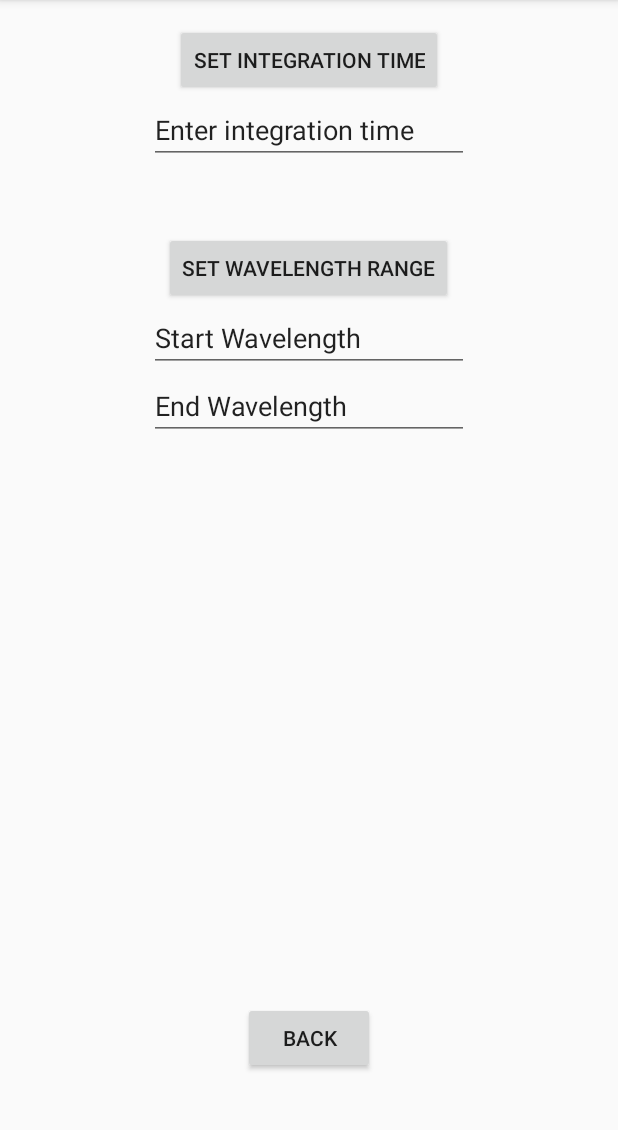
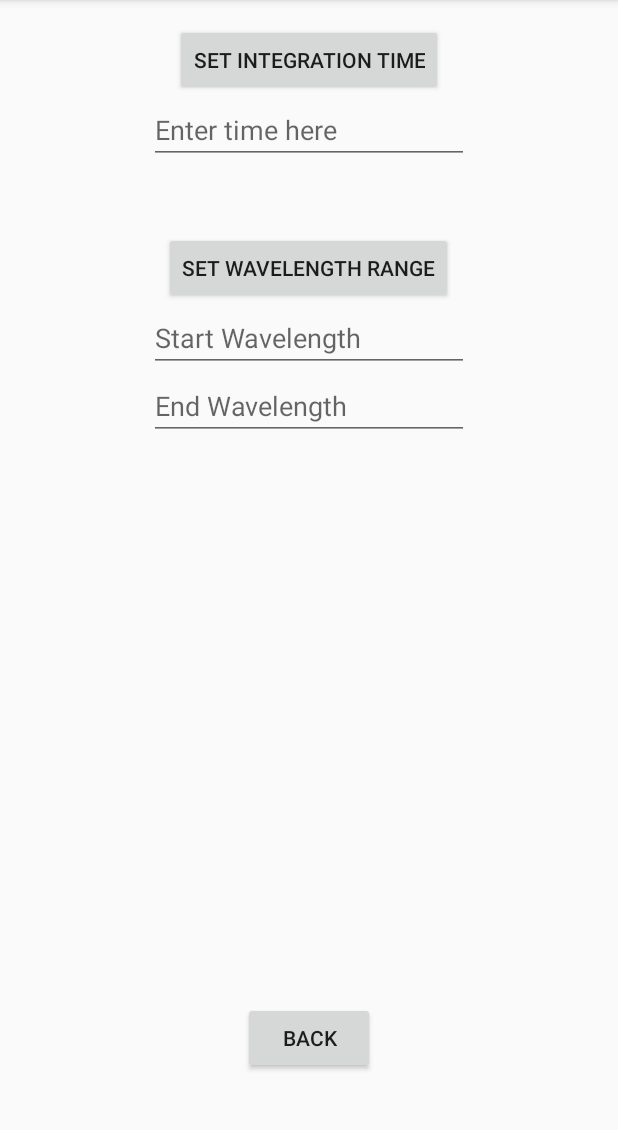
Before and after one commit to zbelloma/SeniorDesignMay1719, an Android app: the btConnectedActivity screen opened directly, with no data from a screen before it, after a tap on an icon or button, on a phone screen of 412 x 824 dp, the part 84-1214 px from its top. Run offline under Robolectric (Android 15) with nearby library versions, the phone set to English and light mode, and no system bars; our stand-ins replace Firebase (no records; nobody signed in at launch, a user with empty details on screens opened directly); network calls fail.

Commit message:
Continuing settings change work

```diff
--- a/app/src/main/res/layout/activity_bt_connected.xml
+++ b/app/src/main/res/layout/activity_bt_connected.xml
@@ -95,19 +95,19 @@
         android:layout_width="wrap_content"
         android:layout_height="wrap_content"
         android:inputType="textPersonName"
-        android:text="Enter integration time"
         android:ems="10"
         android:id="@+id/integrationTime"
         android:visibility="visible"
         android:layout_below="@+id/integrationBTN"
-        android:layout_centerHorizontal="true" />
+        android:layout_centerHorizontal="true"
+        android:hint="Enter time here"/>
 
     <Button
-            android:text="Set Wavelength Range"
-            android:layout_width="wrap_content"
-            android:layout_height="wrap_content"
-            android:id="@+id/wavelengthBTN"
-            android:layout_marginTop="45dp"
+        android:text="Set Wavelength Range"
+        android:layout_width="wrap_content"
+        android:layout_height="wrap_content"
+        android:id="@+id/wavelengthBTN"
+        android:layout_marginTop="45dp"
         android:visibility="visible"
         android:layout_below="@+id/integrationTime"
         android:layout_centerHorizontal="true" />
@@ -116,7 +116,7 @@
         android:layout_width="wrap_content"
         android:layout_height="wrap_content"
         android:inputType="textPersonName"
-        android:text="Start Wavelength"
+        android:hint="Start Wavelength"
         android:ems="10"
         android:id="@+id/wavelengthStart"
         android:visibility="visible"
@@ -128,7 +128,7 @@
         android:layout_width="wrap_content"
         android:layout_height="wrap_content"
         android:inputType="textPersonName"
-        android:text="End Wavelength"
+        android:hint="End Wavelength"
         android:ems="10"
         android:id="@+id/wavelengthEnd"
         android:visibility="visible"
```
Also changed, not shown: app/src/main/java/com/example/zakk/seniordesignmay1719/ConnectedThread.java (+13 -8 lines), app/src/main/java/com/example/zakk/seniordesignmay1719/btConnectedActivity.java (+44 -12 lines), 2 other files.
